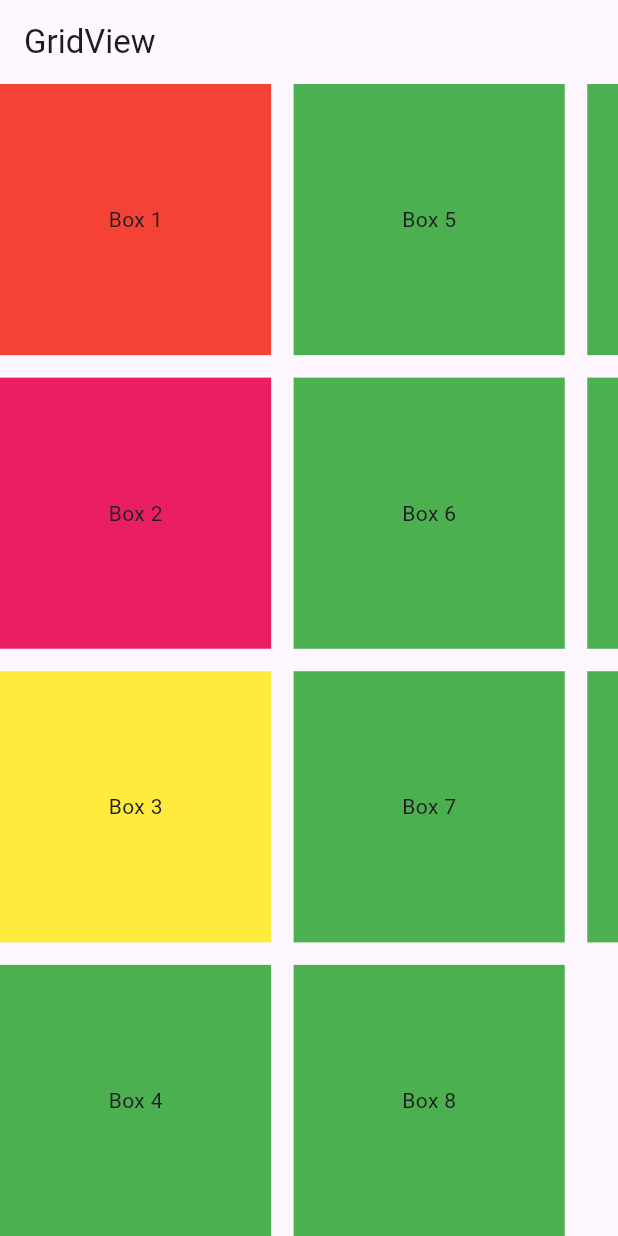
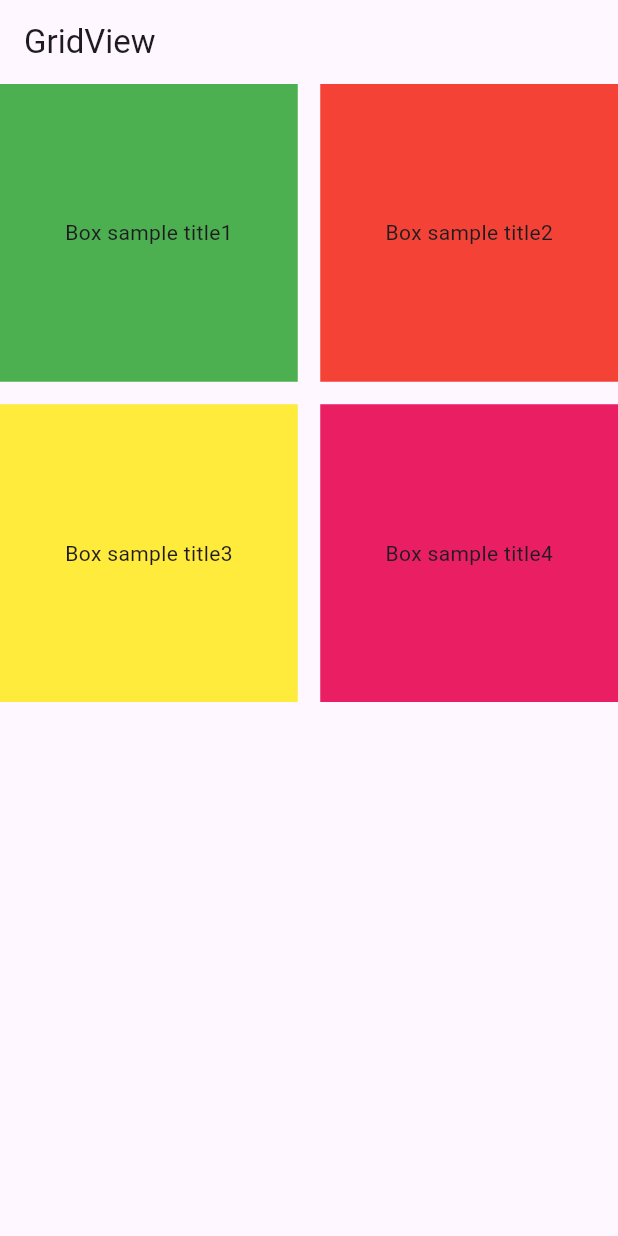
Before and after one commit to kangminchan99/Flutter_Basic, a Flutter app: the screen it shows after launch, on a phone screen of 412 x 824 dp. Run offline on Flutter 3.47's test engine with Material 2 defaults, Android fonts, the phone set to English and light mode, and no system bars.

```diff
--- a/lib/screens/grid_view_screen.dart
+++ b/lib/screens/grid_view_screen.dart
@@ -8,36 +8,43 @@ class GridViewScreen extends StatefulWidget {
 }
 
 class _GridViewScreenState extends State<GridViewScreen> {
+  final gridList = [
+    {
+      'number': 'sample title1',
+      'color': Colors.green,
+    },
+    {
+      'number': 'sample title2',
+      'color': Colors.red,
+    },
+    {
+      'number': 'sample title3',
+      'color': Colors.yellow,
+    },
+    {
+      'number': 'sample title4',
+      'color': Colors.pink,
+    }
+  ];
   @override
   Widget build(BuildContext context) {
     return Scaffold(
         appBar: AppBar(
           title: const Text('GridView'),
         ),
-      body: GridView(
-        scrollDirection: Axis.horizontal,
+        body: GridView.builder(
           gridDelegate: const SliverGridDelegateWithFixedCrossAxisCount(
-          crossAxisCount: 4,
-          // crossAxisSpacing - 열 사이의 공백을 나타냄.
+            crossAxisCount: 2,
             crossAxisSpacing: 15,
-          // mainAxisSpacing - 행 사이의 공백을 나타냄.
             mainAxisSpacing: 15,
           ),
-        children: [
-          girdItem(number: '1', choiceColor: Colors.red),
-          girdItem(number: '2', choiceColor: Colors.pink),
-          girdItem(number: '3', choiceColor: Colors.yellow),
-          girdItem(number: '4', choiceColor: Colors.green),
-          girdItem(number: '5', choiceColor: Colors.green),
-          girdItem(number: '6', choiceColor: Colors.green),
-          girdItem(number: '7', choiceColor: Colors.green),
-          girdItem(number: '8', choiceColor: Colors.green),
-          girdItem(number: '9', choiceColor: Colors.green),
-          girdItem(number: '10', choiceColor: Colors.green),
-          girdItem(number: '11', choiceColor: Colors.green),
-        ],
-      ),
-    );
+          itemCount: gridList.length,
+          itemBuilder: (BuildContext context, int index) {
+            return girdItem(
+                number: gridList[index]['number'] as String,
+                choiceColor: gridList[index]['color'] as Color);
+          },
+        ));
   }
 
   Widget girdItem({String number = '0', Color choiceColor = Colors.blue}) {
```
Lines whose indentation alone changed are shown as unchanged.
